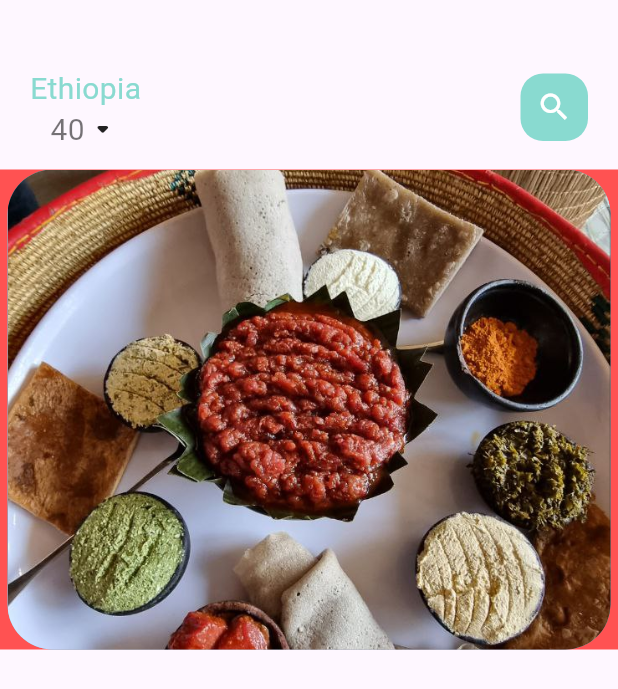
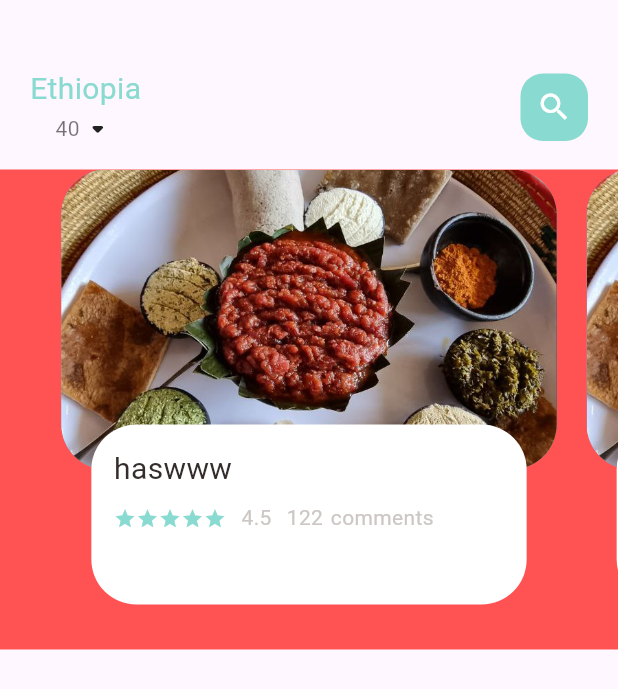
Before and after one commit to asm2212/gamo, a Flutter app: the screen it shows after launch, on a phone screen of 412 x 824 dp. Shown: the top 689 px of the screen. Run offline on Flutter 3.47's test engine with Material 3 defaults, Android fonts, the light colour scheme and no system bars; project files that could hold a hidden picture were left out.

Commit message:
add the text in the slider min container and star ,rate and comments

```diff
--- a/lib/home/food_page_body.dart
+++ b/lib/home/food_page_body.dart
@@ -1,6 +1,9 @@
 
 import 'package:flutter/cupertino.dart';
 import 'package:flutter/material.dart';
+import 'package:gamo/utils/colors.dart';
+import 'package:gamo/widgets/big_text.dart';
+import 'package:gamo/widgets/small_text.dart';
 
 class FoodPageBody extends StatefulWidget {
   const FoodPageBody({super.key});
@@ -10,12 +13,15 @@ class FoodPageBody extends StatefulWidget {
 }
 
 class _FoodPageBodyState extends State<FoodPageBody> {
+  PageController pageController = PageController(viewportFraction: 0.85);
+
   @override
   Widget build(BuildContext context) {
     return Container(
       color: Colors.redAccent,
       height: 320,
       child: PageView.builder(
+        controller: pageController,
         itemCount: 5,
         itemBuilder: (context, position) {
           return _buildPageItem(position);
@@ -25,17 +31,62 @@ class _FoodPageBodyState extends State<FoodPageBody> {
   }
 
   Widget _buildPageItem(int index) {
-    return Container(
+    return Stack(
+      children: [
+        Container(
           height: 200,
-      margin: EdgeInsets.only(left: 5, right: 5),
+          margin: EdgeInsets.symmetric(horizontal: 10),
           decoration: BoxDecoration(
-        borderRadius: BorderRadius.all(Radius.circular(30)),
+            borderRadius: BorderRadius.circular(30),
             color: index.isEven ? Color(0xFF69c5df) : Color(0xFF9294cc),
             image: DecorationImage(
               image: AssetImage("assets/images/food7.jpg"),
               fit: BoxFit.cover,
             ),
           ),
+        ),
+        Align(
+          alignment: Alignment.bottomCenter,
+          child: Container(
+            height: 120,
+            margin: EdgeInsets.only(left: 30, right: 30, bottom: 30),
+            decoration: BoxDecoration(
+              borderRadius: BorderRadius.circular(30),
+              color: Colors.white,
+            ),
+            child: Padding(
+              padding: EdgeInsets.only(top: 15, left: 15, right: 15),
+              child: Column(
+                crossAxisAlignment: CrossAxisAlignment.start,
+                children: [
+                  BigText(text: "haswww"),
+                  SizedBox(height: 10),
+                  Row(
+                    children: [
+                      Wrap(
+                        children: List.generate(
+                          5,
+                          (index) => Icon(
+                            Icons.star,
+                            color: AppColors.mainColor,
+                            size: 15,
+                          ),
+                        ),
+                      ),
+                      SizedBox(width: 10),
+                      SmallText(text: "4.5"),
+                      SizedBox(width: 10),
+                      SmallText(text: "122"),
+                      SizedBox(width: 5),
+                      SmallText(text: "comments"),
+                    ],
+                  ),
+                ],
+              ),
+            ),
+          ),
+        ),
+      ],
     );
   }
 }
--- a/lib/widgets/small_text.dart
+++ b/lib/widgets/small_text.dart
@@ -9,7 +9,7 @@ class SmallText extends StatelessWidget {
    SmallText({Key? key,
    this.color = const Color(0xFFccc7c5),
    required this.text,
-   this.size = 20,
+   this.size = 14,
    this.height = 1.2,
     }) : super(key: key);
 
```
Lines whose indentation alone changed are shown as unchanged.
